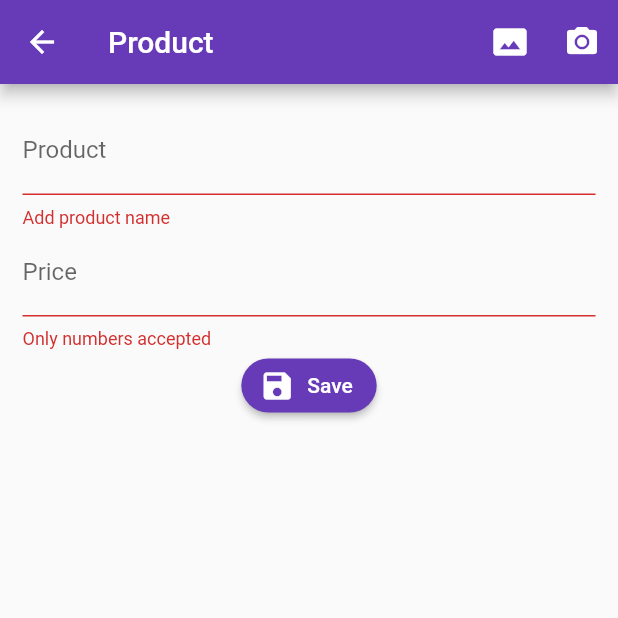
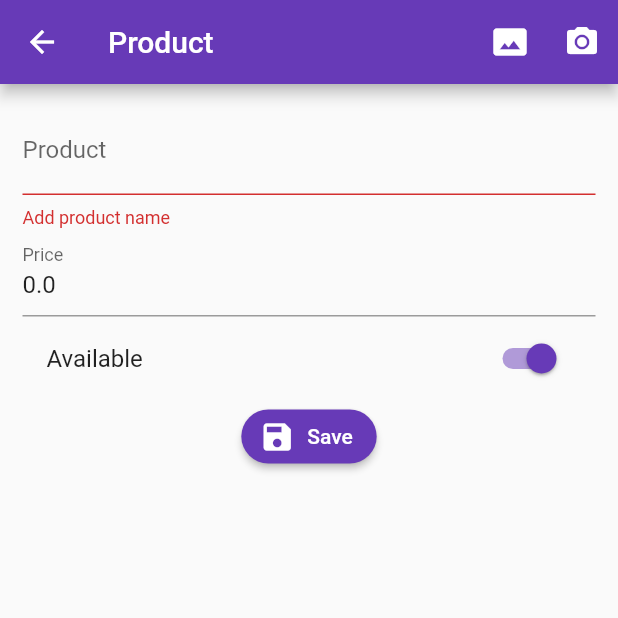
Before and after one commit to TrailblazerGarage/ecommerce-app, a Flutter app: the ProductPage screen opened by its route, after a tap on "Save", on a phone screen of 412 x 824 dp, the top half of it. Run offline on Flutter 3.47's test engine with Material 2 defaults, Android fonts, the phone set to English and light mode, and no system bars; our stand-ins replace rxdart.

Commit message:
Add Product Availability and FormState connecting with Product Model

```diff
--- a/lib/src/pages/product_page.dart
+++ b/lib/src/pages/product_page.dart
@@ -1,4 +1,5 @@
 import 'package:flutter/material.dart';
+import 'package:ecommerceapp/src/models/product_model.dart';
 import 'package:ecommerceapp/src/utils/utils.dart' as utils;
 
 class ProductPage extends StatefulWidget {
@@ -10,6 +11,8 @@ class ProductPage extends StatefulWidget {
 class _ProductPageState extends State<ProductPage> {
 
   final formKey = GlobalKey<FormState>();
+
+  ProductModel product = new ProductModel();
 
   @override
   Widget build(BuildContext context) {
@@ -37,6 +40,7 @@ class _ProductPageState extends State<ProductPage> {
               children: <Widget>[
                 _addName(),
                 _addPrice(),
+                _setProductAvailability(),
                 _addConfirmButton()
               ]
             )
@@ -48,22 +52,37 @@ class _ProductPageState extends State<ProductPage> {
 
   Widget _addName() {
     return TextFormField(
+      initialValue: product.title,
       textCapitalization:TextCapitalization.sentences,
       decoration: InputDecoration(
         labelText: 'Product'
       ),
+      onSaved: (value) => product.title = value,
       validator: (value) {
         return (value.length < 3) ? 'Add product name' : null;
       },
     );
   }
 
+  Widget _setProductAvailability(){
+    return SwitchListTile(
+      value: product.available,
+      title: Text('Available'),
+      activeColor: Colors.deepPurple,
+      onChanged: (value) => setState(() {
+        product.available = value;
+      })
+    );
+  }
+
   Widget _addPrice(){
     return TextFormField(
+      initialValue: product.price.toString(),
       keyboardType: TextInputType.numberWithOptions(decimal: true),
       decoration: InputDecoration(
         labelText: 'Price'
       ),
+      onSaved: (value) => product.price = double.parse(value),
       validator: (value) {
         return (utils.isNumeric(value)) ? null : 'Only numbers accepted';
       },
@@ -86,7 +105,11 @@ class _ProductPageState extends State<ProductPage> {
   void _submit() {
     if(!formKey.currentState.validate()) return;
 
-    print('Data is correct');
+    formKey.currentState.save();
+
+    print( product.title);
+    print( product.price);
+    print( product.available);
   }
 
 }
```
